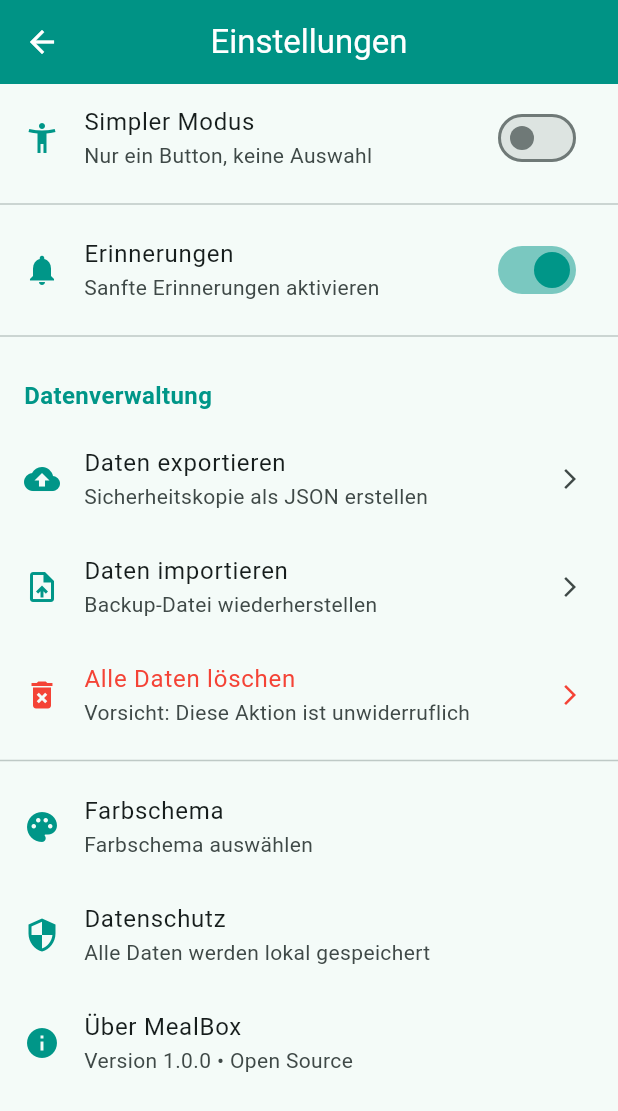
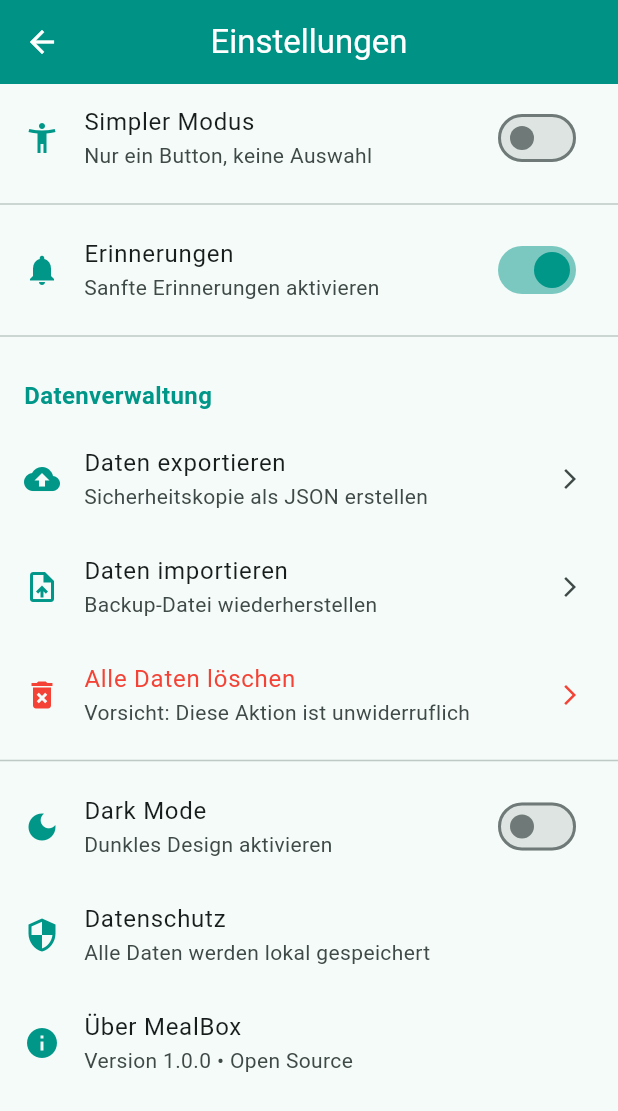
Before and after one commit to Addereum/mealBox, a Flutter app: the SettingsScreen screen opened directly, on a phone screen of 412 x 824 dp. Shown: the top 1111 px of the screen. Run offline on Flutter 3.47's test engine with Material 3 defaults, Android fonts, the light colour scheme and no system bars; our stand-ins replace file_picker, hive, hive_flutter, share_plus; accounts and stored records are empty.

Commit message:
Implement dark mode and fix Android setup

```diff
--- a/lib/screens/settings_screen.dart
+++ b/lib/screens/settings_screen.dart
@@ -368,14 +368,18 @@ class _SettingsScreenState extends State<SettingsScreen> {
           ),
           Divider(),
 
-          // Theme
+          // Dark Mode
           ListTile(
-            leading: Icon(Icons.palette, color: Colors.teal),
-            title: Text('Farbschema'),
-            subtitle: Text('Farbschema auswählen'),
-            onTap: () {
-              // To be implemented later
-            },
+            leading: Icon(Icons.dark_mode, color: Colors.teal),
+            title: Text('Dark Mode'),
+            subtitle: Text('Dunkles Design aktivieren'),
+            trailing: Switch(
+              value: _settingsService.themeMode == ThemeMode.dark,
+              onChanged: (value) {
+                _settingsService.setThemeMode(value ? ThemeMode.dark : ThemeMode.light);
+              },
+              activeColor: Colors.teal,
+            ),
           ),
 
           // Privacy
--- a/lib/services/settings_service.dart
+++ b/lib/services/settings_service.dart
@@ -1,33 +1,28 @@
 import 'package:flutter/foundation.dart';
+import 'package:flutter/material.dart';
 import 'package:hive/hive.dart';
 
 class SettingsService with ChangeNotifier {
   static const String _boxName = 'settingsBox';
   static const String _simpleModeKey = 'simpleMode';
+  static const String _themeModeKey = 'themeMode';
 
   bool _simpleMode = false;
+  ThemeMode _themeMode = ThemeMode.light;
 
-  // Singleton instance
   static SettingsService? _instance;
 
-  // Private constructor
   SettingsService._internal() {
     _loadSettings();
   }
 
-  // Singleton getter
   static SettingsService get instance {
     _instance ??= SettingsService._internal();
     return _instance!;
   }
 
   bool get simpleMode => _simpleMode;
-
-  Future<void> _loadSettings() async {
-    final box = await _getBox();
-    _simpleMode = box.get(_simpleModeKey, defaultValue: false);
-    notifyListeners();
-  }
+  ThemeMode get themeMode => _themeMode;
 
   Future<Box> _getBox() async {
     if (!Hive.isBoxOpen(_boxName)) {
@@ -36,9 +31,15 @@ class SettingsService with ChangeNotifier {
     return Hive.box(_boxName);
   }
 
-  Future<bool> getSimpleMode() async {
+  Future<void> _loadSettings() async {
     final box = await _getBox();
-    return box.get(_simpleModeKey, defaultValue: false);
+
+    _simpleMode = box.get(_simpleModeKey, defaultValue: false);
+
+    final themeStr = box.get(_themeModeKey, defaultValue: 'light') as String;
+    _themeMode = themeStr == 'dark' ? ThemeMode.dark : ThemeMode.light;
+
+    notifyListeners();
   }
 
   Future<void> setSimpleMode(bool value) async {
@@ -47,4 +48,16 @@ class SettingsService with ChangeNotifier {
     _simpleMode = value;
     notifyListeners();
   }
+
+  Future<void> setThemeMode(ThemeMode mode) async {
+    final box = await _getBox();
+
+    // nur light/dark speichern, alles andere wird zu light
+    final themeStr = (mode == ThemeMode.dark) ? 'dark' : 'light';
+
+    await box.put(_themeModeKey, themeStr);
+    _themeMode = themeStr == 'dark' ? ThemeMode.dark : ThemeMode.light;
+
+    notifyListeners();
+  }
 }
--- a/pubspec.yaml
+++ b/pubspec.yaml
@@ -35,7 +35,7 @@ dependencies:
   # Use with the CupertinoIcons class for iOS style icons.
   cupertino_icons: ^1.0.8
   share_plus: ^7.2.0
-  file_picker: ^10.3.8
+  file_picker: 10.3.8
   provider: ^6.1.5+1
 
   # Hive für lokale Speicherung
```
Also changed, not shown: lib/app/mealbox_app.dart (+23 -1 lines), 2 other files.
